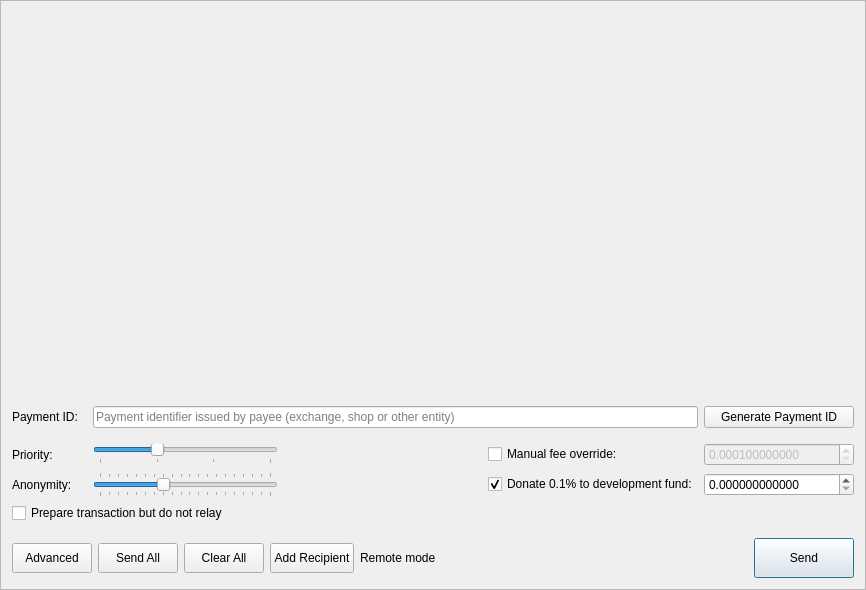
Before: the Qt Designer form src/gui/ui/sendframe.ui in discretecoin/discrete-wallet, drawn with Qt 5.
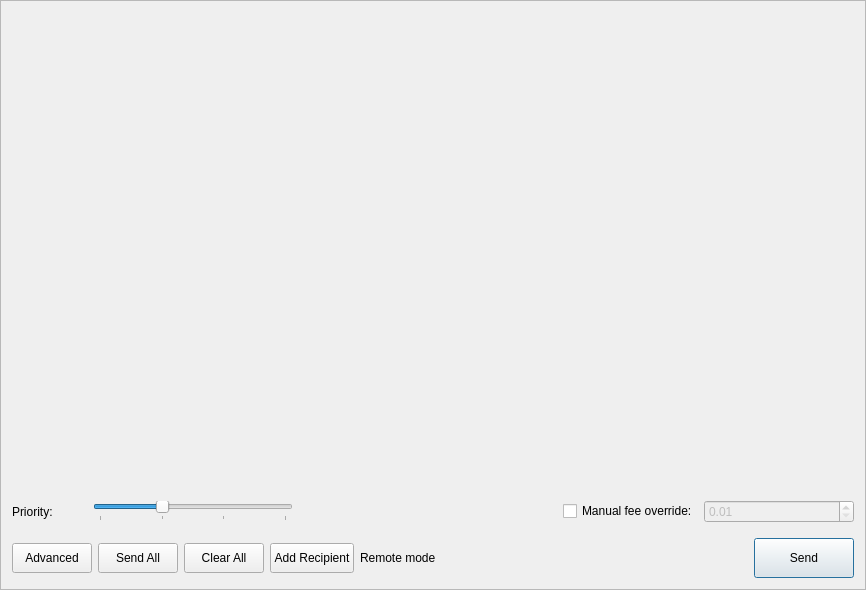
After: the same form once the commit is applied. Icons and pictures are not drawn.

```diff
--- a/src/gui/ui/sendframe.ui
+++ b/src/gui/ui/sendframe.ui
@@ -67,73 +67,6 @@
      </widget>
     </widget>
    </item>
-   <item>
-    <layout class="QGridLayout" name="gridLayout">
-     <property name="topMargin">
-      <number>5</number>
-     </property>
-     <item row="0" column="0">
-      <widget class="QLabel" name="label_6">
-       <property name="sizePolicy">
-        <sizepolicy hsizetype="Preferred" vsizetype="Preferred">
-         <horstretch>0</horstretch>
-         <verstretch>0</verstretch>
-        </sizepolicy>
-       </property>
-       <property name="minimumSize">
-        <size>
-         <width>75</width>
-         <height>0</height>
-        </size>
-       </property>
-       <property name="maximumSize">
-        <size>
-         <width>100</width>
-         <height>16777215</height>
-        </size>
-       </property>
-       <property name="text">
-        <string>Payment ID:</string>
-       </property>
-      </widget>
-     </item>
-     <item row="0" column="2">
-      <widget class="QPushButton" name="m_generatePaymentIdButton">
-       <property name="sizePolicy">
-        <sizepolicy hsizetype="Preferred" vsizetype="Fixed">
-         <horstretch>0</horstretch>
-         <verstretch>0</verstretch>
-        </sizepolicy>
-       </property>
-       <property name="minimumSize">
-        <size>
-         <width>150</width>
-         <height>0</height>
-        </size>
-       </property>
-       <property name="maximumSize">
-        <size>
-         <width>200</width>
-         <height>16777215</height>
-        </size>
-       </property>
-       <property name="text">
-        <string>Generate Payment ID</string>
-       </property>
-      </widget>
-     </item>
-     <item row="0" column="1">
-      <widget class="QLineEdit" name="m_paymentIdEdit">
-       <property name="maxLength">
-        <number>64</number>
-       </property>
-       <property name="placeholderText">
-        <string>Payment identifier issued by payee (exchange, shop or other entity)</string>
-       </property>
-      </widget>
-     </item>
-    </layout>
-   </item>
    <item>
     <widget class="QFrame" name="m_advancedWidget">
      <layout class="QGridLayout" name="advancedGridLayout">
@@ -146,18 +79,8 @@
       <property name="rightMargin">
        <number>0</number>
       </property>
-      <item row="1" column="4">
-       <widget class="QCheckBox" name="donateCheckBox">
-        <property name="text">
-         <string>Donate 0.1% to development fund:</string>
-        </property>
-        <property name="checked">
-         <bool>true</bool>
-        </property>
-       </widget>
-      </item>
-      <item row="1" column="0">
-       <widget class="QLabel" name="label_2">
+      <item row="0" column="0">
+       <widget class="QLabel" name="label_3">
         <property name="minimumSize">
          <size>
           <width>75</width>
@@ -171,66 +94,7 @@
          </size>
         </property>
         <property name="text">
-         <string>Anonymity:</string>
-        </property>
-       </widget>
-      </item>
-      <item row="1" column="3">
-       <spacer name="horizontalSpacer">
-        <property name="orientation">
-         <enum>Qt::Horizontal</enum>
-        </property>
-        <property name="sizeType">
-         <enum>QSizePolicy::Expanding</enum>
-        </property>
-        <property name="sizeHint" stdset="0">
-         <size>
-          <width>100</width>
-          <height>20</height>
-         </size>
-        </property>
-       </spacer>
-      </item>
-      <item row="0" column="5">
-       <widget class="QDoubleSpinBox" name="m_feeSpin">
-        <property name="enabled">
-         <bool>false</bool>
-        </property>
-        <property name="minimumSize">
-         <size>
-          <width>150</width>
-          <height>0</height>
-         </size>
-        </property>
-        <property name="baseSize">
-         <size>
-          <width>150</width>
-          <height>0</height>
-         </size>
-        </property>
-        <property name="cursor">
-         <cursorShape>IBeamCursor</cursorShape>
-        </property>
-        <property name="locale">
-         <locale language="English" country="UnitedStates"/>
-        </property>
-        <property name="suffix">
-         <string/>
-        </property>
-        <property name="decimals">
-         <number>12</number>
-        </property>
-        <property name="minimum">
-         <double>0.000100000000000</double>
-        </property>
-        <property name="maximum">
-         <double>999999999999999.000000000000000</double>
-        </property>
-        <property name="singleStep">
-         <double>0.000100000000000</double>
-        </property>
-        <property name="value">
-         <double>0.000100000000000</double>
+         <string>Priority:</string>
         </property>
        </widget>
       </item>
@@ -281,111 +145,21 @@
         </item>
        </layout>
       </item>
-      <item row="1" column="5">
-       <widget class="QDoubleSpinBox" name="m_donateSpin">
-        <property name="minimumSize">
-         <size>
-          <width>150</width>
-          <height>0</height>
-         </size>
-        </property>
-        <property name="maximumSize">
-         <size>
-          <width>16777215</width>
-          <height>16777215</height>
-         </size>
-        </property>
-        <property name="baseSize">
-         <size>
-          <width>150</width>
-          <height>0</height>
-         </size>
-        </property>
-        <property name="cursor">
-         <cursorShape>IBeamCursor</cursorShape>
-        </property>
-        <property name="locale">
-         <locale language="English" country="UnitedStates"/>
-        </property>
-        <property name="decimals">
-         <number>12</number>
-        </property>
-        <property name="maximum">
-         <double>999999999999999.000000000000000</double>
-        </property>
-        <property name="singleStep">
-         <double>0.100000000000000</double>
-        </property>
-       </widget>
-      </item>
-      <item row="1" column="2">
-       <widget class="QLabel" name="m_mixinLabel">
-        <property name="text">
-         <string/>
-        </property>
-       </widget>
-      </item>
-      <item row="1" column="1">
-       <widget class="QSlider" name="m_mixinSlider">
-        <property name="maximumSize">
-         <size>
-          <width>200</width>
-          <height>16777215</height>
-         </size>
-        </property>
-        <property name="baseSize">
-         <size>
-          <width>200</width>
-          <height>0</height>
-         </size>
-        </property>
-        <property name="minimum">
-         <number>0</number>
-        </property>
-        <property name="maximum">
-         <number>19</number>
-        </property>
-        <property name="pageStep">
-         <number>1</number>
-        </property>
-        <property name="value">
-         <number>7</number>
-        </property>
-        <property name="sliderPosition">
-         <number>7</number>
-        </property>
-        <property name="tracking">
-         <bool>false</bool>
-        </property>
+      <item row="0" column="3">
+       <spacer name="horizontalSpacer">
         <property name="orientation">
          <enum>Qt::Horizontal</enum>
         </property>
-        <property name="tickPosition">
-         <enum>QSlider::TicksBothSides</enum>
+        <property name="sizeType">
+         <enum>QSizePolicy::Expanding</enum>
         </property>
-        <property name="tickInterval">
-         <number>1</number>
-        </property>
-       </widget>
-      </item>
-      <item row="0" column="0">
-       <widget class="QLabel" name="label_3">
-        <property name="minimumSize">
-         <size>
-          <width>75</width>
-          <height>0</height>
-         </size>
-        </property>
-        <property name="maximumSize">
+        <property name="sizeHint" stdset="0">
          <size>
           <width>100</width>
-          <height>16777215</height>
+          <height>20</height>
          </size>
         </property>
-        <property name="text">
-         <string>Priority:</string>
-        </property>
-       </widget>
+       </spacer>
       </item>
       <item row="0" column="4">
        <widget class="QCheckBox" name="m_manualFeeCheckBox">
@@ -394,10 +168,46 @@
         </property>
        </widget>
       </item>
-      <item row="2" column="0" colspan="6">
-       <widget class="QCheckBox" name="dontRelayCheckBox">
-        <property name="text">
-         <string>Prepare transaction but do not relay</string>
+      <item row="0" column="5">
+       <widget class="QDoubleSpinBox" name="m_feeSpin">
+        <property name="enabled">
+         <bool>false</bool>
+        </property>
+        <property name="minimumSize">
+         <size>
+          <width>150</width>
+          <height>0</height>
+         </size>
+        </property>
+        <property name="baseSize">
+         <size>
+          <width>150</width>
+          <height>0</height>
+         </size>
+        </property>
+        <property name="cursor">
+         <cursorShape>IBeamCursor</cursorShape>
+        </property>
+        <property name="locale">
+         <locale language="English" country="UnitedStates"/>
+        </property>
+        <property name="suffix">
+         <string/>
+        </property>
+        <property name="decimals">
+         <number>2</number>
+        </property>
+        <property name="minimum">
+         <double>0.010000000000000</double>
+        </property>
+        <property name="maximum">
+         <double>999999999999999.000000000000000</double>
+        </property>
+        <property name="singleStep">
+         <double>0.010000000000000</double>
+        </property>
+        <property name="value">
+         <double>0.010000000000000</double>
         </property>
        </widget>
       </item>
```
Left out of the diff: 92 changed lines with no effect on the pictures.
